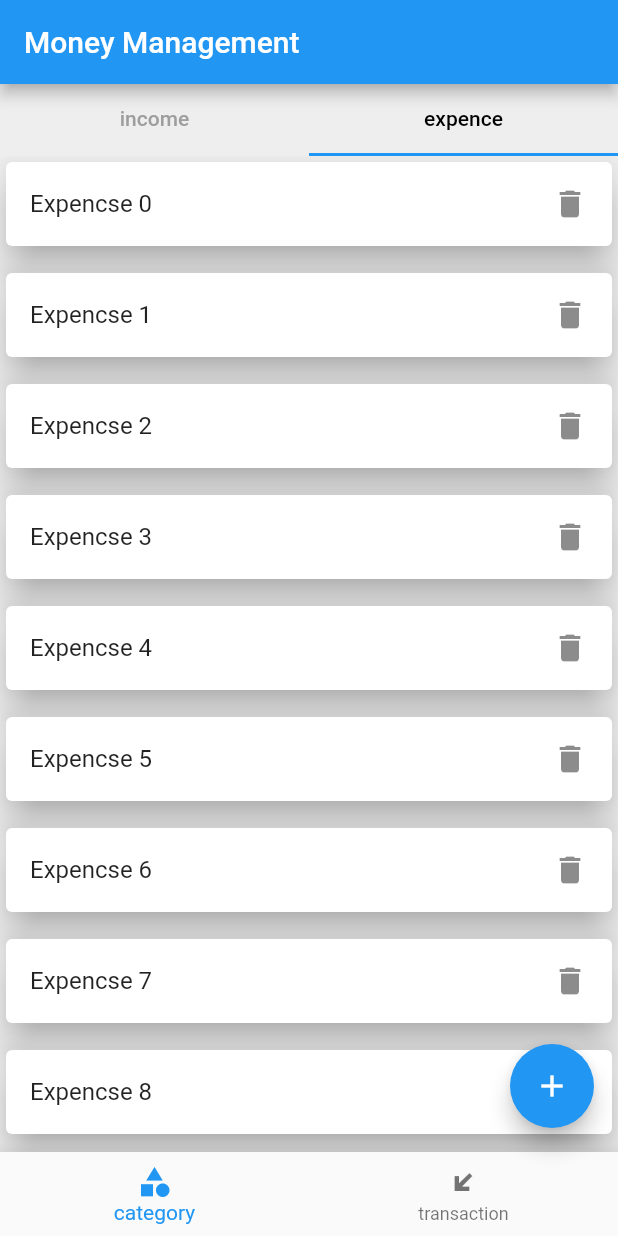
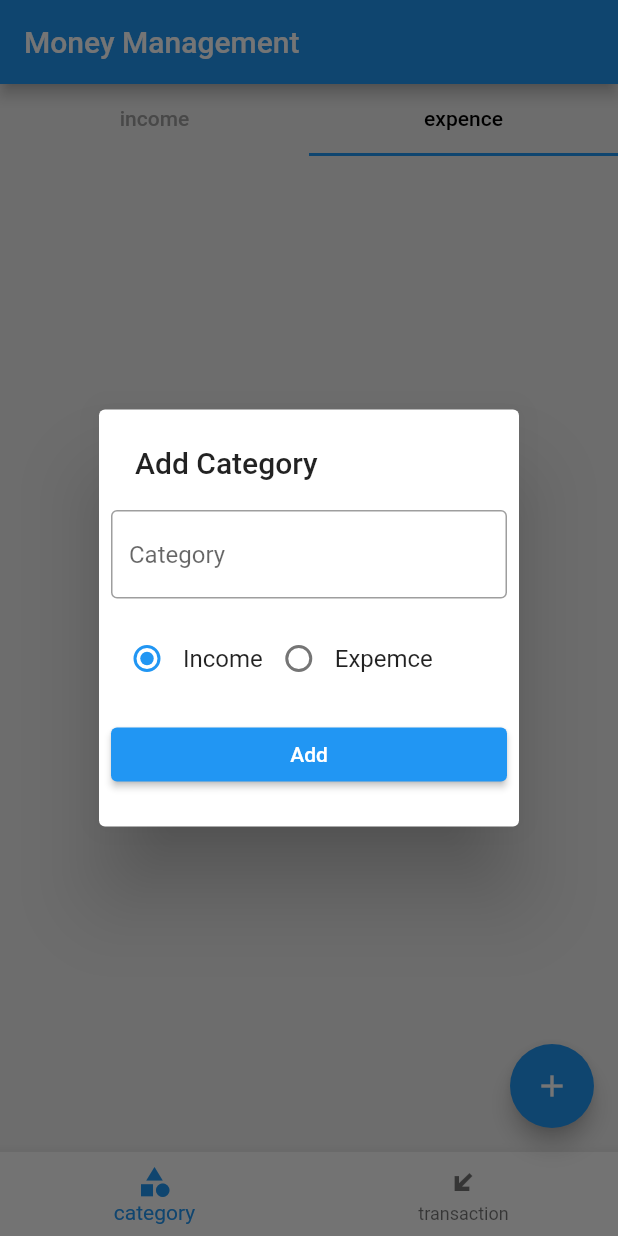
Before and after one commit to Shibiliaruka/money_management, a Flutter app: the screen it shows after launch, tab 2 chosen, after a tap on the "add" icon, on a phone screen of 412 x 824 dp. Run offline on Flutter 3.47's test engine with Material 2 defaults, Android fonts, the phone set to English and light mode, and no system bars; our stand-ins replace hive, hive_flutter; missing offline and left inert: dart:ffi; accounts and stored records are empty.

Commit message:
category_completed

```diff
--- /dev/null
+++ b/lib/category/category_add_popup.dart
@@ -0,0 +1,86 @@
+import 'package:flutter/foundation.dart';
+import 'package:flutter/material.dart';
+import 'package:management/db/category/category_db.dart';
+import 'package:management/model/category/category_model.dart';
+
+ValueNotifier<CategoryType> selectedCategoryNotifier =
+    ValueNotifier(CategoryType.income);
+
+Future<void> showCategoryAddPopup(BuildContext context) async {
+  final _nameEditingcontroller = TextEditingController();
+  showDialog(
+      context: context,
+      builder: (ctx) {
+        return SimpleDialog(
+          title: const Text('Add Category'),
+          children: [
+            Padding(
+              padding: const EdgeInsets.all(8.0),
+              child: TextFormField(
+                controller: _nameEditingcontroller,
+                decoration: InputDecoration(
+                    hintText: 'Category', border: OutlineInputBorder()),
+              ),
+            ),
+            Padding(
+                padding: const EdgeInsets.all(8.0),
+                child: Row(
+                  children: [
+                    RadioButton(title: 'Income', type: CategoryType.income),
+                    RadioButton(title: 'Expemce', type: CategoryType.expense)
+                  ],
+                )),
+            Padding(
+              padding: const EdgeInsets.all(8.0),
+              child: ElevatedButton(
+                  onPressed: () {
+                    final _name = _nameEditingcontroller.text;
+                    if (_name.isEmpty) {
+                      return;
+                    }
+                    final _type = selectedCategoryNotifier.value;
+                    final _category = CategoryModel(
+                      id: DateTime.now().millisecondsSinceEpoch.toString(),
+                      name: _name,
+                      type: _type,
+                    );
+                    CategoryDB.instance.insertCategory(_category);
+                    Navigator.of(ctx).pop();
+                  },
+                  child: Text('Add')),
+            )
+          ],
+        );
+      });
+}
+
+class RadioButton extends StatelessWidget {
+  final String title;
+  final CategoryType type;
+
+  const RadioButton({Key? key, required this.title, required this.type})
+      : super(key: key);
+
+  @override
+  Widget build(BuildContext context) {
+    return Row(
+      children: [
+        ValueListenableBuilder(
+            valueListenable: selectedCategoryNotifier,
+            builder: (BuildContext ctx, CategoryType newCategory, Widget? _) {
+              return Radio<CategoryType>(
+                  value: type,
+                  groupValue: selectedCategoryNotifier.value,
+                  onChanged: (value) {
+                    if (value == null) {
+                      return;
+                    }
+                    selectedCategoryNotifier.value = value;
+                    selectedCategoryNotifier.notifyListeners();
+                  });
+            }),
+        Text(title)
+      ],
+    );
+  }
+}
--- a/lib/category/expense_category.dart
+++ b/lib/category/expense_category.dart
@@ -1,17 +1,29 @@
 import 'package:flutter/material.dart';
+import 'package:management/db/category/category_db.dart';
+import 'package:management/model/category/category_model.dart';
 
 class expense_cat extends StatelessWidget {
   const expense_cat({Key? key}) : super(key: key);
 
   @override
   Widget build(BuildContext context) {
+    return ValueListenableBuilder(
+        valueListenable: CategoryDB().expenseCategoryListListener,
+        builder:
+            (BuildContext context, List<CategoryModel> newlist, Widget? _) {
           return ListView.separated(
               itemBuilder: (ctxt, index) {
+                final category = newlist[index];
                 return Card(
                   elevation: 10,
                   child: ListTile(
-              title: Text('Expencse $index'),
-              trailing: Icon(Icons.delete),
+                    title: Text(category.name),
+                    trailing: IconButton(
+                      onPressed: () {
+                        CategoryDB.instance.deleteCategory(category.id);
+                      },
+                      icon: Icon(Icons.delete),
+                    ),
                   ),
                 );
               },
@@ -20,6 +32,7 @@ class expense_cat extends StatelessWidget {
                   height: 10,
                 );
               },
-        itemCount: 100);
+              itemCount: newlist.length);
+        });
   }
 }
--- a/lib/category/income_category.dart
+++ b/lib/category/income_category.dart
@@ -1,17 +1,29 @@
 import 'package:flutter/material.dart';
+import 'package:management/db/category/category_db.dart';
+import 'package:management/model/category/category_model.dart';
 
 class income_cat extends StatelessWidget {
   const income_cat({Key? key}) : super(key: key);
 
   @override
   Widget build(BuildContext context) {
+    return ValueListenableBuilder(
+        valueListenable: CategoryDB().incomeCategoryListListener,
+        builder:
+            (BuildContext context, List<CategoryModel> newlist, Widget? _) {
           return ListView.separated(
               itemBuilder: (ctxt, index) {
+                final category = newlist[index];
                 return Card(
                   elevation: 10,
                   child: ListTile(
-              title: Text('Income $index'),
-              trailing: Icon(Icons.delete),
+                    title: Text(category.name),
+                    trailing: IconButton(
+                      onPressed: () {
+                        CategoryDB.instance.deleteCategory(category.id);
+                      },
+                      icon: Icon(Icons.delete),
+                    ),
                   ),
                 );
               },
@@ -20,6 +32,7 @@ class income_cat extends StatelessWidget {
                   height: 10,
                 );
               },
-        itemCount: 100);
+              itemCount: newlist.length);
+        });
   }
 }
--- /dev/null
+++ b/lib/db/category/category_db.dart
@@ -0,0 +1,63 @@
+import 'dart:ffi';
+
+import 'package:flutter/cupertino.dart';
+import 'package:flutter/foundation.dart';
+import 'package:hive/hive.dart';
+import 'package:management/model/category/category_model.dart';
+
+const Category_db_name = 'category-database';
+
+abstract class CategoryDbFunction {
+  Future<List<CategoryModel>> getAllCategory();
+  Future<void> insertCategory(CategoryModel value);
+  Future<void> deleteCategory(String categoryID);
+}
+
+class CategoryDB implements CategoryDbFunction {
+  CategoryDB._internal();
+
+  static CategoryDB instance = CategoryDB._internal();
+
+  factory CategoryDB() {
+    return instance;
+  }
+
+  ValueNotifier<List<CategoryModel>> incomeCategoryListListener =
+      ValueNotifier([]);
+  ValueNotifier<List<CategoryModel>> expenseCategoryListListener =
+      ValueNotifier([]);
+  @override
+  Future<void> insertCategory(CategoryModel value) async {
+    final _categoryDB = await Hive.openBox<CategoryModel>(Category_db_name);
+    await _categoryDB.put(value.id, value);
+    refreshU();
+  }
+
+  @override
+  Future<List<CategoryModel>> getAllCategory() async {
+    final _categoryDB = await Hive.openBox<CategoryModel>(Category_db_name);
+    return _categoryDB.values.toList();
+  }
+
+  Future<void> refreshU() async {
+    final _allCategories = await getAllCategory();
+    incomeCategoryListListener.value.clear();
+    expenseCategoryListListener.value.clear();
+    await Future.forEach(_allCategories, (CategoryModel category) {
+      if (category.type == CategoryType.income) {
+        incomeCategoryListListener.value.add(category);
+      } else {
+        expenseCategoryListListener.value.add(category);
+      }
+    });
+    incomeCategoryListListener.notifyListeners();
+    expenseCategoryListListener.notifyListeners();
+  }
+
+  @override
+  Future<void> deleteCategory(String categoryID) async {
+    final _categoryDB = await Hive.openBox<CategoryModel>(Category_db_name);
+    await _categoryDB.delete(categoryID);
+    refreshU();
+  }
+}
--- a/lib/home/main.dart
+++ b/lib/home/main.dart
@@ -1,7 +1,22 @@
 import 'package:flutter/material.dart';
+import 'package:hive/hive.dart';
+import 'package:management/add_transaction/screen_add_transaction.dart';
+import 'package:management/model/category/category_model.dart';
 import 'package:management/screen/screen_home.dart';
+import 'package:hive_flutter/hive_flutter.dart';
 
-void main() => runApp(money());
+Future<void> main() async {
+  WidgetsFlutterBinding.ensureInitialized();
+  await Hive.initFlutter();
+
+  if (!Hive.isAdapterRegistered(CategoryModelAdapter().typeId)) {
+    Hive.registerAdapter(CategoryModelAdapter());
+  }
+  if (!Hive.isAdapterRegistered(CategoryTypeAdapter().typeId)) {
+    Hive.registerAdapter(CategoryTypeAdapter());
+  }
+  runApp(const money());
+}
 
 class money extends StatelessWidget {
   const money({Key? key}) : super(key: key);
@@ -9,10 +24,12 @@ class money extends StatelessWidget {
   @override
   Widget build(BuildContext context) {
     return MaterialApp(
-      theme: ThemeData(
-        primarySwatch: Colors.blue,
-      ),
-      home: screenhome(),
-    );
+        theme: ThemeData(
+          primarySwatch: Colors.blue,
+        ),
+        home: screenhome(),
+        routes: {
+          screenaddTransaction.routeName: (ctx) => const screenaddTransaction(),
+        });
   }
 }
--- /dev/null
+++ b/lib/model/category/category_model.dart
@@ -0,0 +1,34 @@
+import 'package:hive/hive.dart';
+part 'category_model.g.dart';
+
+@HiveType(typeId: 2)
+enum CategoryType {
+  @HiveField(0)
+  income,
+  @HiveField(1)
+  expense,
+}
+
+@HiveType(typeId: 1)
+class CategoryModel {
+  @HiveField(0)
+  final String id;
+  @HiveField(1)
+  final String name;
+  @HiveField(2)
+  final isDeleted;
+  @HiveField(3)
+  final CategoryType type;
+
+  CategoryModel({
+    required this.id,
+    required this.name,
+    required this.type,
+    this.isDeleted = false,
+  });
+
+  @override
+  String toString() {
+    return '{$name $type}';
+  }
+}
--- a/lib/category/screen_category.dart
+++ b/lib/screen/screen_category.dart
@@ -1,6 +1,7 @@
 import 'package:flutter/material.dart';
 import 'package:management/category/expense_category.dart';
 import 'package:management/category/income_category.dart';
+import 'package:management/db/category/category_db.dart';
 
 class screencategory extends StatefulWidget {
   @override
@@ -14,6 +15,8 @@ class _screencategoryState extends State<screencategory>
   @override
   void initState() {
     _tabController = TabController(length: 2, vsync: this);
+    CategoryDB().refreshU();
+    super.initState();
   }
 
   @override
--- a/lib/screen/screen_home.dart
+++ b/lib/screen/screen_home.dart
@@ -1,6 +1,10 @@
 import 'package:flutter/material.dart';
+import 'package:management/add_transaction/screen_add_transaction.dart';
+import 'package:management/category/category_add_popup.dart';
+import 'package:management/db/category/category_db.dart';
 import 'package:management/home/bottom_navigation.dart';
-import 'package:management/category/screen_category.dart';
+import 'package:management/screen/screen_category.dart';
+import 'package:management/model/category/category_model.dart';
 import 'package:management/screen/screen_transaction.dart';
 
 class screenhome extends StatelessWidget {
@@ -25,9 +29,18 @@ class screenhome extends StatelessWidget {
       floatingActionButton: FloatingActionButton(
         onPressed: () {
           if (selectedindexnotifier.value == 0) {
+            print('category');
+            showCategoryAddPopup(context);
+
+            // final _sample = CategoryModel(
+            //     id: DateTime.now().millisecondsSinceEpoch.toString(),
+            //     name: 'Travel',
+            //     type: CategoryType.expense);
+            // CategoryDB().insertCategory(_sample);
+            // showCategoryAddPopup(context);
+          } else {
             print('transaction');
-          } else {
-            print('category');
+            Navigator.of(context).pushNamed(screenaddTransaction.routeName);
           }
         },
         child: Icon(Icons.add),
```
Also changed, not shown: lib/add_transaction/screen_add_transaction.dart (added, +133 -0 lines), lib/model/category/category_model.g.dart (added), lib/transaction/transaction_model.dart (added). Lines whose indentation alone changed are shown as unchanged.
